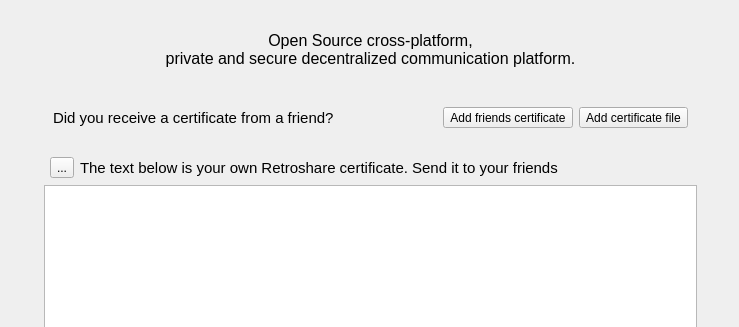
This is retroshare-gui/src/gui/HomePage.ui in RetroShare/RetroShare as Qt 5 draws it before an edit; both pictures show x 297 to 1036 and y 0 to 327 of the 1334 by 867 pixel window. The edited form follows.
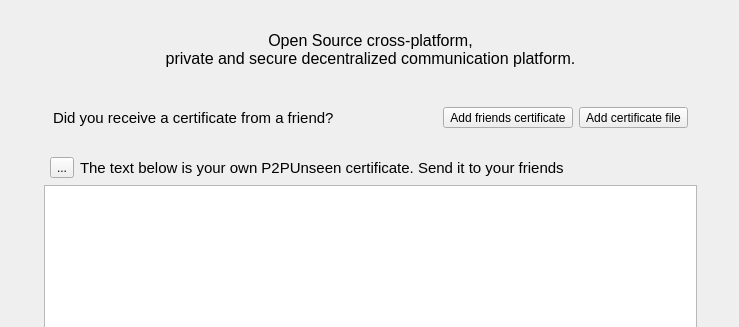
This is the edited form. Icons and pictures are not drawn.

Commit message: Update avatar and icon P2PUnseen

The edit to the form file:
```diff
--- a/retroshare-gui/src/gui/HomePage.ui
+++ b/retroshare-gui/src/gui/HomePage.ui
@@ -112,7 +112,7 @@
         </font>
        </property>
        <property name="text">
-        <string>The text below is your own Retroshare certificate. Send it to your friends</string>
+        <string>The text below is your own P2PUnseen certificate. Send it to your friends</string>
        </property>
        <property name="alignment">
         <set>Qt::AlignLeading|Qt::AlignLeft|Qt::AlignVCenter</set>
```
Left out of the diff: 2 changed lines with no effect on the pictures. The commit also changes 17 other files.
